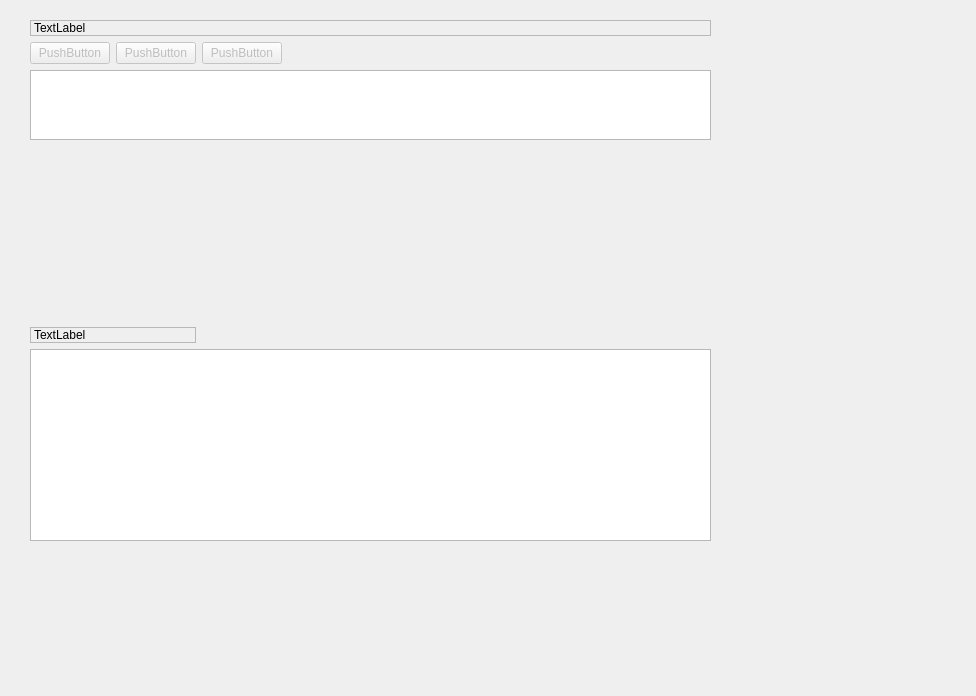
First picture: the form in client/views/view_units.ui, repository longturn/freeciv21, before the edit.
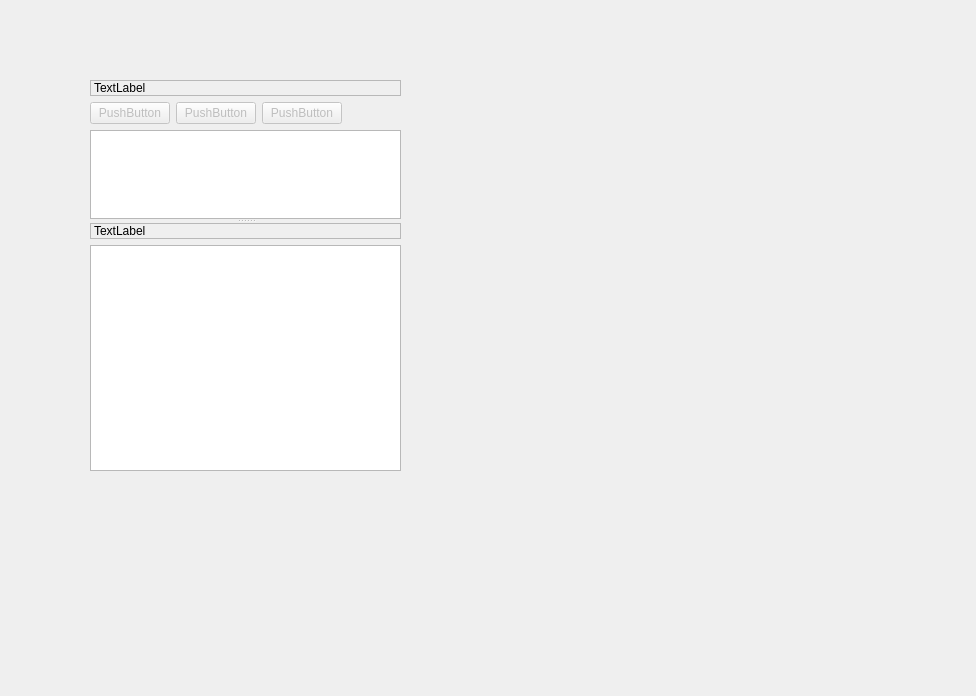
Second picture: the form after the edit.

Commit message:
Fix units view for many units
Put units-table and units-waiting-table into a splitter to facilitate
adjusting the ui for many units.

If no units are waiting, the units-waiting-table is hidden and the
units-table uses the full available screen estate.

Closes #2313.

Patch:
```diff
--- a/client/views/view_units.ui
+++ b/client/views/view_units.ui
@@ -16,39 +16,43 @@
   <widget class="QWidget" name="gridLayoutWidget">
    <property name="geometry">
     <rect>
-     <x>30</x>
-     <y>20</y>
-     <width>681</width>
-     <height>521</height>
+     <x>90</x>
+     <y>80</y>
+     <width>311</width>
+     <height>391</height>
     </rect>
    </property>
-   <layout class="QGridLayout" name="units_layout">
-    <item row="7" column="0" colspan="4">
-     <widget class="QTableWidget" name="uwt_widget">
-      <property name="editTriggers">
-       <set>QAbstractItemView::NoEditTriggers</set>
+   <layout class="QVBoxLayout" name="units_layout">
+    <item>
+     <widget class="QSplitter" name="splitter">
+      <property name="orientation">
+       <enum>Qt::Vertical</enum>
       </property>
-      <property name="selectionMode">
-       <enum>QAbstractItemView::SingleSelection</enum>
-      </property>
-      <property name="selectionBehavior">
-       <enum>QAbstractItemView::SelectRows</enum>
-      </property>
-      <property name="showGrid">
+      <widget class="QWidget" name="units_widget" native="true">
+       <layout class="QVBoxLayout" name="verticalLayout">
+        <item>
+         <widget class="QLabel" name="units_label">
+          <property name="frameShape">
+           <enum>QFrame::StyledPanel</enum>
+          </property>
+          <property name="text">
+           <string>TextLabel</string>
+          </property>
+         </widget>
+        </item>
+        <item>
+         <layout class="QHBoxLayout" name="horizontalLayout">
+          <item>
+           <widget class="QPushButton" name="find_but">
+            <property name="enabled">
        <bool>false</bool>
       </property>
-      <property name="sortingEnabled">
-       <bool>true</bool>
-      </property>
-      <attribute name="horizontalHeaderStretchLastSection">
-       <bool>false</bool>
-      </attribute>
-      <attribute name="verticalHeaderVisible">
-       <bool>false</bool>
-      </attribute>
-     </widget>
-    </item>
-    <item row="1" column="1">
+            <property name="text">
+             <string>PushButton</string>
+            </property>
+           </widget>
+          </item>
+          <item>
      <widget class="QPushButton" name="disband_but">
       <property name="enabled">
        <bool>false</bool>
@@ -58,7 +62,7 @@
       </property>
      </widget>
     </item>
-    <item row="1" column="2">
+          <item>
      <widget class="QPushButton" name="upg_but">
       <property name="enabled">
        <bool>false</bool>
@@ -68,40 +72,7 @@
       </property>
      </widget>
     </item>
-    <item row="1" column="0">
-     <widget class="QPushButton" name="find_but">
-      <property name="enabled">
-       <bool>false</bool>
-      </property>
-      <property name="text">
-       <string>PushButton</string>
-      </property>
-     </widget>
-    </item>
-    <item row="0" column="0" colspan="4">
-     <widget class="QLabel" name="units_label">
-      <property name="frameShape">
-       <enum>QFrame::StyledPanel</enum>
-      </property>
-      <property name="text">
-       <string>TextLabel</string>
-      </property>
-     </widget>
-    </item>
-    <item row="4" column="0">
-     <spacer name="verticalSpacer">
-      <property name="orientation">
-       <enum>Qt::Vertical</enum>
-      </property>
-      <property name="sizeHint" stdset="0">
-       <size>
-        <width>20</width>
-        <height>40</height>
-       </size>
-      </property>
-     </spacer>
-    </item>
-    <item row="1" column="3">
+          <item>
      <spacer name="horizontalSpacer">
       <property name="orientation">
        <enum>Qt::Horizontal</enum>
@@ -114,10 +85,12 @@
       </property>
      </spacer>
     </item>
-    <item row="3" column="0" colspan="4">
-     <widget class="QTableWidget" name="units_widget">
+         </layout>
+        </item>
+        <item>
+         <widget class="QTableWidget" name="units_table">
       <property name="sizePolicy">
-       <sizepolicy hsizetype="Preferred" vsizetype="Preferred">
+           <sizepolicy hsizetype="Preferred" vsizetype="Expanding">
         <horstretch>0</horstretch>
         <verstretch>0</verstretch>
        </sizepolicy>
@@ -151,7 +124,11 @@
       </attribute>
      </widget>
     </item>
-    <item row="5" column="0" colspan="2">
+       </layout>
+      </widget>
+      <widget class="QWidget" name="uwt_widget" native="true">
+       <layout class="QVBoxLayout" name="verticalLayout_2">
+        <item>
      <widget class="QLabel" name="uwt_label">
       <property name="frameShape">
        <enum>QFrame::StyledPanel</enum>
@@ -159,6 +136,35 @@
       <property name="text">
        <string>TextLabel</string>
       </property>
+         </widget>
+        </item>
+        <item>
+         <widget class="QTableWidget" name="uwt_table">
+          <property name="editTriggers">
+           <set>QAbstractItemView::NoEditTriggers</set>
+          </property>
+          <property name="selectionMode">
+           <enum>QAbstractItemView::SingleSelection</enum>
+          </property>
+          <property name="selectionBehavior">
+           <enum>QAbstractItemView::SelectRows</enum>
+          </property>
+          <property name="showGrid">
+           <bool>false</bool>
+          </property>
+          <property name="sortingEnabled">
+           <bool>true</bool>
+          </property>
+          <attribute name="horizontalHeaderStretchLastSection">
+           <bool>false</bool>
+          </attribute>
+          <attribute name="verticalHeaderVisible">
+           <bool>false</bool>
+          </attribute>
+         </widget>
+        </item>
+       </layout>
+      </widget>
      </widget>
     </item>
    </layout>
```
Left out of the diff: 2 changed lines with no effect on the pictures. Lines whose indentation alone changed are shown as unchanged. The commit also changes 1 other file.
